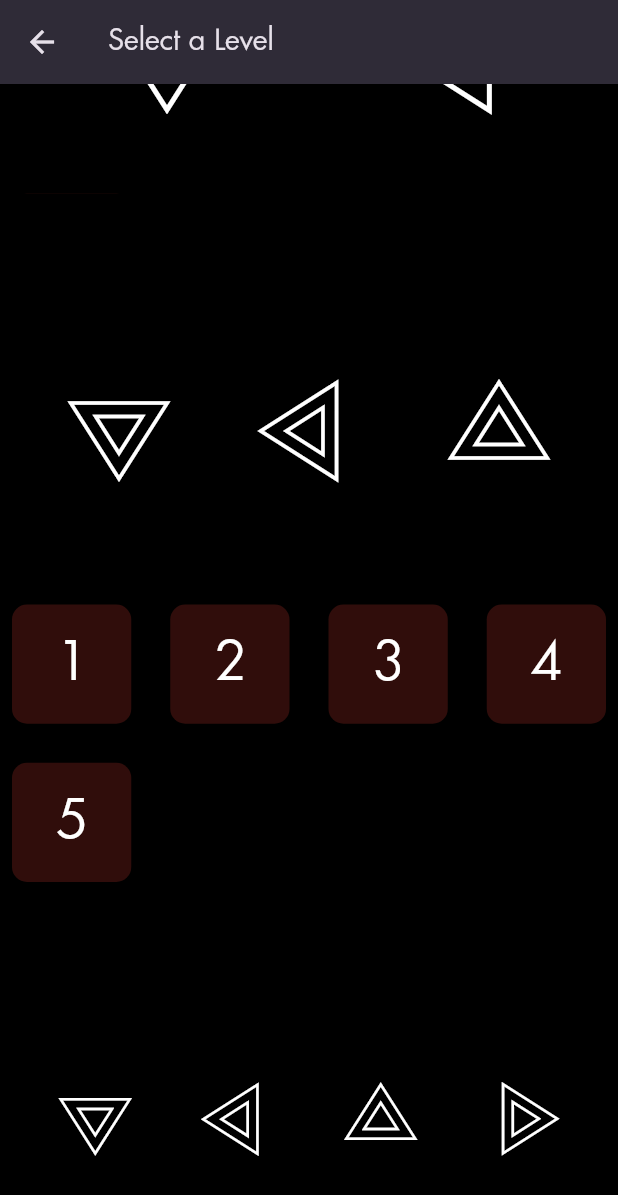
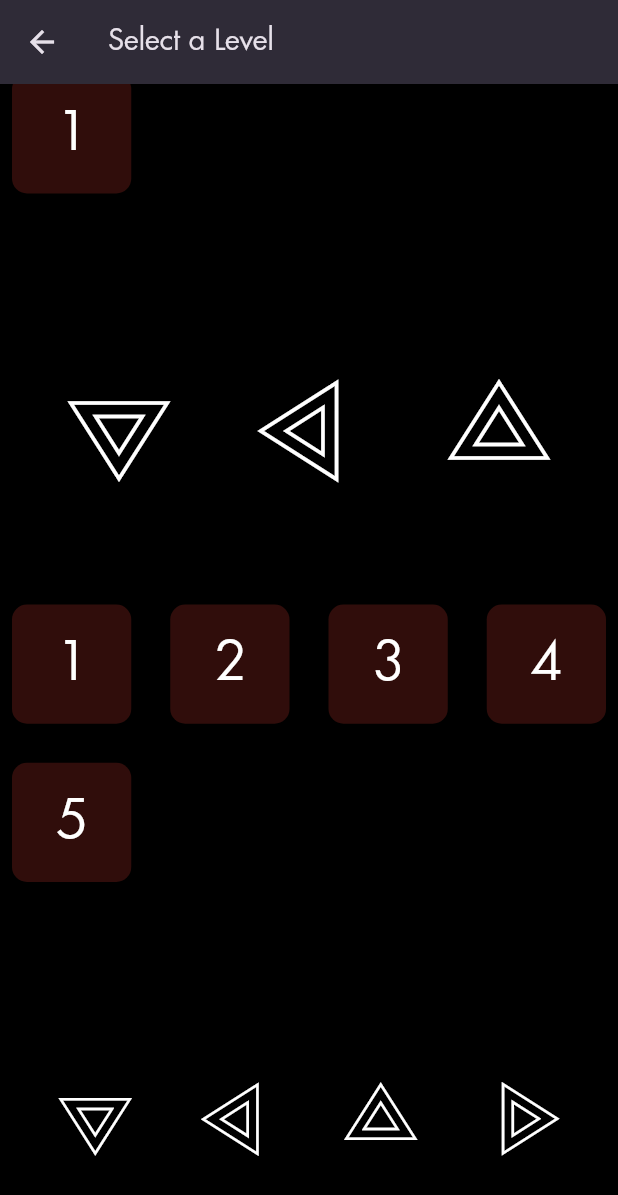
Before and after one commit to roshanjoyp/linkedlights, a Flutter app: the LevelView screen opened by its route, scrolled down 576 dp, on a phone screen of 412 x 824 dp. Shown: the top 1195 px of the screen. Run offline on Flutter 3.47's test engine with Material 3 defaults, Android fonts, the phone set to English and light mode, and no system bars; our stand-ins replace flutter_animate, stacked, stacked_services, stacked_shared.

Commit message:
changed app name, removed sticky header

```diff
--- a/lib/ui/views/game/game_view.dart
+++ b/lib/ui/views/game/game_view.dart
@@ -88,7 +88,7 @@ class GameView extends StackedView<GameViewModel> {
                             ),
                           ),
                         ),
-                    ],
+                    ].reversed.toList(),
                   ),
                 ),
               ],
--- a/lib/ui/views/level/level_view.dart
+++ b/lib/ui/views/level/level_view.dart
@@ -1,6 +1,5 @@
 import 'package:flutter/material.dart';
 import 'package:flutter/scheduler.dart';
-import 'package:flutter_sticky_header/flutter_sticky_header.dart';
 import 'package:linked_lights/ui/views/game/game_view.dart';
 import 'package:stacked/stacked.dart';
 
@@ -25,8 +24,8 @@ class LevelView extends StackedView<LevelViewModel> {
                 ...viewModel.levels.entries
                     .where((entry) => int.parse(entry.key) >= 1)
                     .expand((entry) => [
-                          SliverStickyHeader(
-                            header: Container(
+                          SliverToBoxAdapter(
+                            child: Container(
                               height: 200.0,
                               color: Colors.black,
                               padding: const EdgeInsets.symmetric(
@@ -56,7 +55,8 @@ class LevelView extends StackedView<LevelViewModel> {
                                 ),
                               ),
                             ),
-                            sliver: SliverGrid(
+                          ),
+                          SliverGrid(
                             delegate: SliverChildBuilderDelegate(
                               (context, index) {
                                 return Padding(
@@ -79,7 +79,6 @@ class LevelView extends StackedView<LevelViewModel> {
                               mainAxisSpacing: 10,
                               crossAxisSpacing: 10,
                               childAspectRatio: 1, // Square shape
-                              ),
                             ),
                           ),
                           const SliverToBoxAdapter(
--- a/pubspec.yaml
+++ b/pubspec.yaml
@@ -11,7 +11,6 @@ dependencies:
     sdk: flutter
   flutter_animate: ^4.5.2
   flutter_launcher_icons: ^0.14.3
-  flutter_sticky_header: ^0.7.0
   stacked: ^3.4.0
   stacked_services: ^1.1.0
 
```
Also changed, not shown: pubspec.lock, 1 other file. Lines whose indentation alone changed are shown as unchanged.
